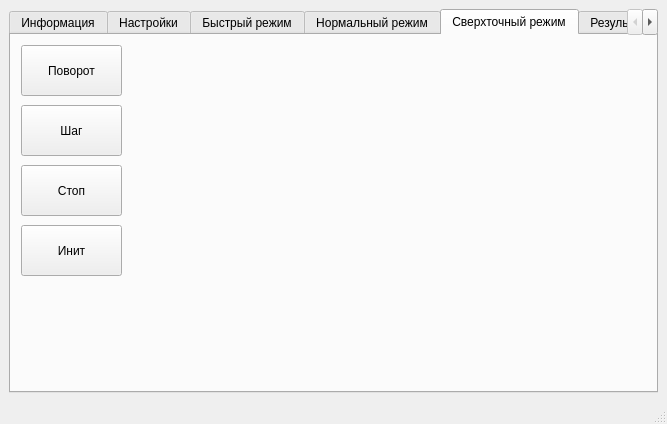
Before: the Qt Designer form rotor_ui.ui in BuslaySt/Rotor, drawn with Qt 5.
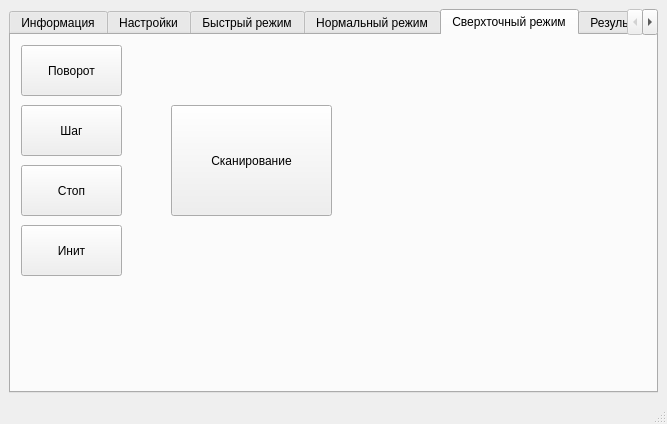
After: the same form once the commit is applied. Icons and pictures are not drawn.

Diff of the .ui file:
```diff
--- a/rotor_ui.ui
+++ b/rotor_ui.ui
@@ -406,6 +406,19 @@
          <string>Инит</string>
         </property>
        </widget>
+       <widget class="QPushButton" name="pBtn5_Scan">
+        <property name="geometry">
+         <rect>
+          <x>160</x>
+          <y>70</y>
+          <width>161</width>
+          <height>111</height>
+         </rect>
+        </property>
+        <property name="text">
+         <string>Сканирование</string>
+        </property>
+       </widget>
       </widget>
       <widget class="QWidget" name="tab_6_result">
        <attribute name="title">
```
